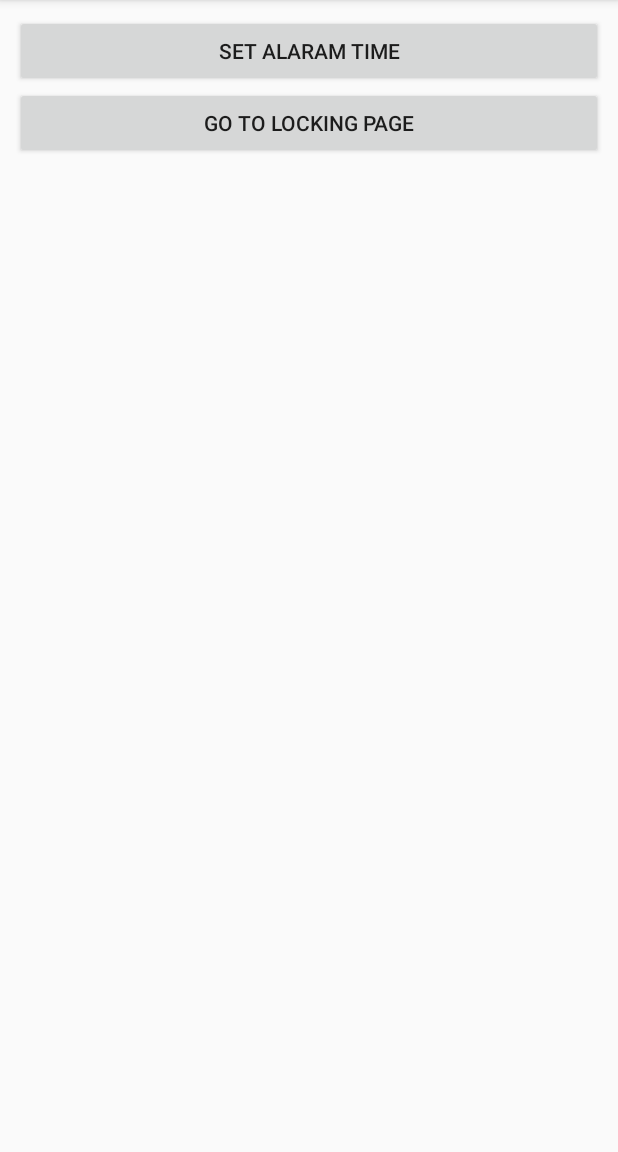
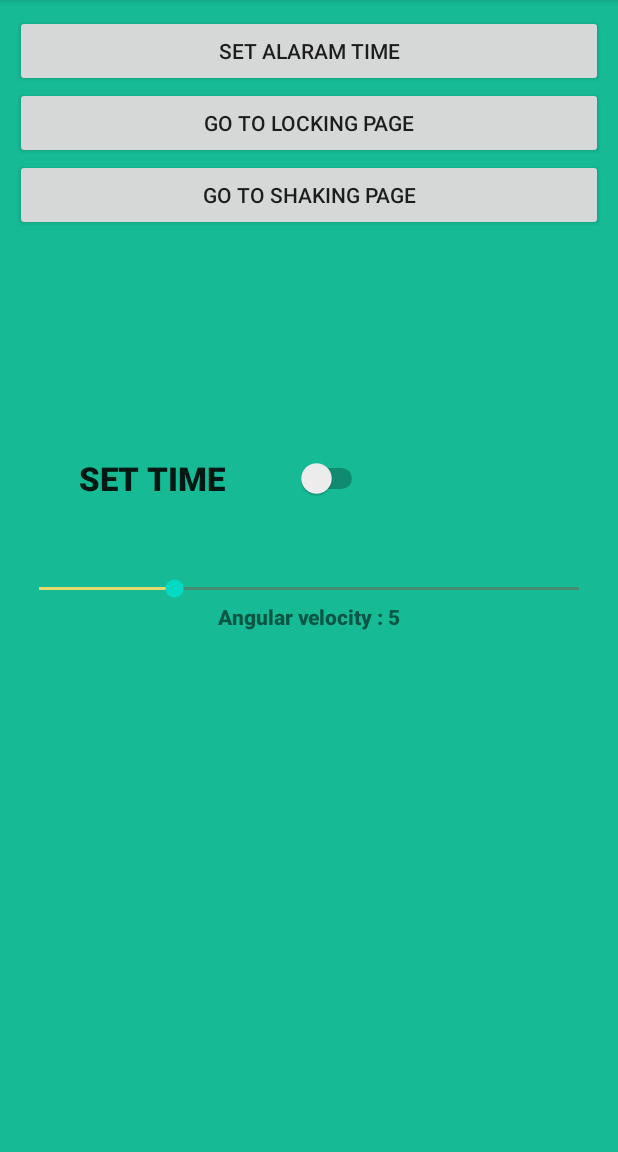
Before and after one commit to sharif-dev/HW2Havayesar, an Android app: the screen it shows after launch (MainActivity), on a phone screen of 412 x 824 dp, the part 84-1236 px from its top. Run offline under Robolectric (Android 15) with nearby library versions, the phone set to English and light mode, and no system bars.

Commit message:
almost completed just a bug to be fixed

```diff
--- a/Sensors/app/src/main/java/com/example/sensors/AlarmReceiver.java
+++ b/Sensors/app/src/main/java/com/example/sensors/AlarmReceiver.java
@@ -11,7 +11,7 @@ public class AlarmReceiver extends BroadcastReceiver {
 //        Toast.makeText(context, "Alarm received!", Toast.LENGTH_LONG).show();
 
 
-        float need = intent.getFloatExtra("need", 0);
+        int need = intent.getIntExtra("need", 0);
         Intent i = new Intent(context, AlarmActivity.class);
         i.putExtra("need", need);
         i.setFlags(Intent.FLAG_ACTIVITY_NEW_TASK);
--- a/Sensors/app/src/main/java/com/example/sensors/AlarmService.java
+++ b/Sensors/app/src/main/java/com/example/sensors/AlarmService.java
@@ -30,7 +30,7 @@ public class AlarmService extends Service {
     @Override
     public int onStartCommand(Intent intent, int flags, int startId) {
         calendar = intent.getLongExtra("millis", 0);
-        float need = intent.getFloatExtra("need", 0);
+        int need = intent.getIntExtra("need", 0);
         System.out.println(calendar);;
         System.out.println(need);
         Intent i = new Intent(getBaseContext(), AlarmReceiver.class);
--- a/Sensors/app/src/main/java/com/example/sensors/MainActivity.java
+++ b/Sensors/app/src/main/java/com/example/sensors/MainActivity.java
@@ -5,6 +5,9 @@ import android.content.Intent;
 import android.os.Bundle;
 import android.view.View;
 import android.widget.Button;
+import android.widget.CompoundButton;
+import android.widget.SeekBar;
+import android.widget.Switch;
 import android.widget.TextView;
 import android.widget.TimePicker;
 
@@ -19,10 +22,15 @@ public class MainActivity extends AppCompatActivity {
     TextView textView;
     private Intent intent;
 
+    Intent intentForService;
     TimePicker myTimePicker;
     Button buttonstartSetDialog;
-    TextView textAlarmPrompt;
+    Switch textAlarmPrompt;
     TimePickerDialog timePickerDialog;
+    TextView angularSpeed;
+    SeekBar seekBar;
+    Calendar calendar;
+    boolean flag = false;
     float need;
 
     final static int RQS_1 = 1;
@@ -31,7 +39,10 @@ public class MainActivity extends AppCompatActivity {
     protected void onCreate(Bundle savedInstanceState) {
         super.onCreate(savedInstanceState);
         setContentView(R.layout.activity_main);
+        final MainActivity mainActivity = this;
         intent = new Intent(this, SensorHandler.class);
+
+
 
         lock = (Button) findViewById(R.id.locking);
         lock.setOnClickListener(new View.OnClickListener() {
@@ -41,15 +52,61 @@ public class MainActivity extends AppCompatActivity {
             }
         });
 
+        seekBar = findViewById(R.id.sensivity);
+        seekBar.setOnSeekBarChangeListener(new SeekBar.OnSeekBarChangeListener() {
+            @Override
+            public void onProgressChanged(SeekBar seekBar, int progress, boolean fromUser) {
+                if (progress < 2) {
+                    seekBar.setProgress(2);
+                }
+                angularSpeed.setText("Angular velocity : " + seekBar.getProgress());
 
-        textAlarmPrompt = (TextView) findViewById(R.id.alarmprompt);
+            }
+
+            @Override
+            public void onStartTrackingTouch(SeekBar seekBar) {
+
+            }
+
+            @Override
+            public void onStopTrackingTouch(SeekBar seekBar) {
+                if (textAlarmPrompt.isChecked() && flag){
+                    stopService(intentForService);
+                    intentForService = new Intent(mainActivity, AlarmService.class);
+                    intentForService.putExtra("millis", calendar.getTimeInMillis());
+                    intentForService.putExtra("need", seekBar.getProgress());
+                    startService(intentForService);
+                }
+            }
+        });
+
+
+        angularSpeed = findViewById(R.id.textView);
+
+
+        textAlarmPrompt = (Switch) findViewById(R.id.alarm);
+
+        textAlarmPrompt.setOnCheckedChangeListener(new CompoundButton.OnCheckedChangeListener() {
+            @Override
+            public void onCheckedChanged(CompoundButton buttonView, boolean isChecked) {
+                if (isChecked && flag){
+                    stopService(intentForService);
+                    intentForService = new Intent(mainActivity, AlarmService.class);
+                    intentForService.putExtra("millis", calendar.getTimeInMillis());
+                    intentForService.putExtra("need", seekBar.getProgress());
+                    startService(intentForService);
+                }else if (!isChecked && flag){
+                    stopService(intentForService);
+                }
+            }
+        });
 
         buttonstartSetDialog = (Button) findViewById(R.id.startAlaram);
         buttonstartSetDialog.setOnClickListener(new View.OnClickListener() {
 
             @Override
             public void onClick(View v) {
-                textAlarmPrompt.setText("");
+
                 openTimePickerDialog(false);
 
             }
@@ -94,16 +151,23 @@ public class MainActivity extends AppCompatActivity {
     };
 
     private void setAlarm(Calendar targetCal) {
+        calendar = targetCal;
 
-        textAlarmPrompt.setText("\n\n***\n" + "Alarm is set "
-                + targetCal.getTime() + "\n" + "***\n");
+        String s = String.valueOf(targetCal.getTime());
+        String[] subs = s.split(" ");
+        String[] strings = subs[3].split(":");
+        textAlarmPrompt.setText("        " + strings[0] + " : " + strings[1]);
 
 
-        Intent intent = new Intent(this, AlarmService.class);
-        intent.putExtra("millis", targetCal.getTimeInMillis());
-        intent.putExtra("need", need);
-
-        startService(intent);
+        if (flag){
+            stopService(intentForService);
+        }
+        intentForService = new Intent(this, AlarmService.class);
+        intentForService.putExtra("millis", targetCal.getTimeInMillis());
+        intentForService.putExtra("need", seekBar.getProgress());
+        textAlarmPrompt.setChecked(true);
+        flag = true;
+        startService(intentForService);
 
     }
 }
--- a/Sensors/app/src/main/res/layout/activity_main.xml
+++ b/Sensors/app/src/main/res/layout/activity_main.xml
@@ -2,24 +2,53 @@
     xmlns:tools="http://schemas.android.com/tools"
     android:layout_width="match_parent"
     android:layout_height="match_parent"
+    android:background="#16BB95"
     android:orientation="vertical"
-    android:padding="10dp" >
+    android:padding="10dp">
 
     <Button
         android:id="@+id/startAlaram"
         android:layout_width="fill_parent"
         android:layout_height="wrap_content"
         android:text="@string/set_alaram_time" />
+
     <Button
         android:id="@+id/locking"
         android:layout_width="match_parent"
         android:layout_height="wrap_content"
-        android:text="@string/go_to_locking_page"/>
+        android:text="@string/go_to_locking_page" />
+
+    <Button
+        android:id="@+id/go_to_shaking_page"
+        android:layout_width="match_parent"
+        android:layout_height="wrap_content"
+        android:text="GO TO SHAKING PAGE" />
+
+    <Switch
+        android:id="@+id/alarm"
+        style="@style/TextAppearance.AppCompat.Large"
+        android:layout_width="235dp"
+        android:layout_height="wrap_content"
+        android:layout_marginTop="150dp"
+        android:fontFamily="sans-serif-black"
+        android:text="        SET TIME" />
+
+    <SeekBar
+        android:id="@+id/sensivity"
+        android:layout_width="match_parent"
+        android:layout_height="wrap_content"
+        android:layout_marginTop="50dp"
+        android:max="20"
+        android:progress="5"
+        android:progressBackgroundTint="#CE0909"
+        android:progressTint="#E6DA6F" />
 
     <TextView
-        android:id="@+id/alarmprompt"
-        android:layout_width="fill_parent"
+        android:id="@+id/textView"
+        android:layout_width="match_parent"
         android:layout_height="wrap_content"
-        android:textColor="#000000" />
+        android:fontFamily="sans-serif-black"
+        android:gravity="center"
+        android:text="Angular velocity : 5" />
 
 </LinearLayout>
```
Also changed, not shown: Sensors/app/src/main/java/com/example/sensors/AlarmActivity.java (+4 -3 lines).
